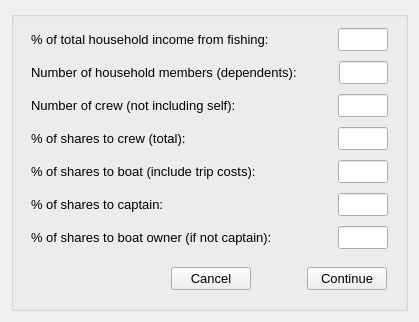
Ecotrust/openoceanmap-desktop, file oom_st_kitts_nevis/Interview/addtquestions.ui: the form before one commit.
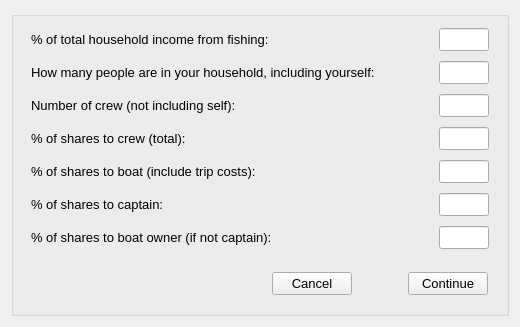
The form after the commit.

Patch:
```diff
--- a/oom_st_kitts_nevis/Interview/addtquestions.ui
+++ b/oom_st_kitts_nevis/Interview/addtquestions.ui
@@ -8,8 +8,8 @@
    <rect>
     <x>0</x>
     <y>0</y>
-    <width>419</width>
-    <height>322</height>
+    <width>520</width>
+    <height>327</height>
    </rect>
   </property>
   <property name="windowTitle" >
@@ -153,7 +153,7 @@
                </font>
               </property>
               <property name="text" >
-               <string>Number of household members (dependents):</string>
+               <string>How many people are in your household, including yourself:</string>
               </property>
              </widget>
             </item>
```
